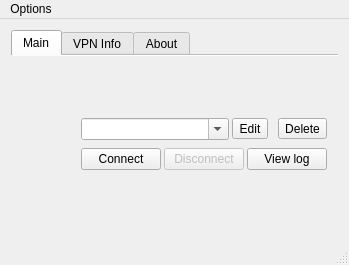
Qt form mainwindow.ui (openconnect/openconnect-gui) before a commit.
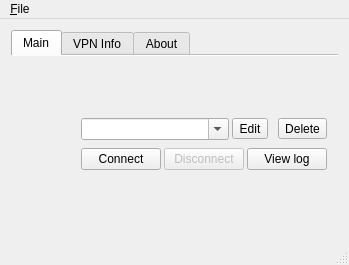
The same form after that commit. Icons and pictures are not drawn.

Commit message:
Use well known 'File' instead of 'Options', action accelerators and shortcut
This item is well know from all apps, where user look for 'quit' action.
And this should allow better intgration for 'quit' action on MacOS,
where some actions are merged in system menu.

What changed in the file:
```diff
--- a/mainwindow.ui
+++ b/mainwindow.ui
@@ -462,7 +462,7 @@
    </property>
    <widget class="QMenu" name="menuFile">
     <property name="title">
-     <string>Options</string>
+     <string>&amp;File</string>
     </property>
     <addaction name="actionQuit"/>
    </widget>
```
Left out of the diff: 5 changed lines with no effect on the pictures.
